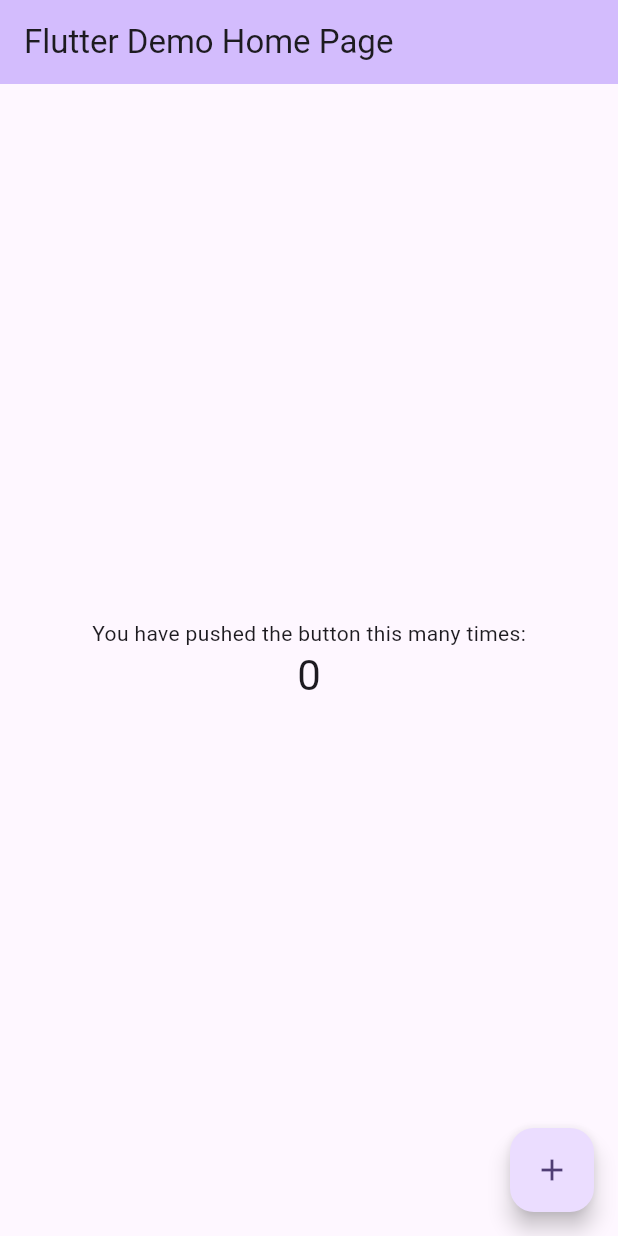
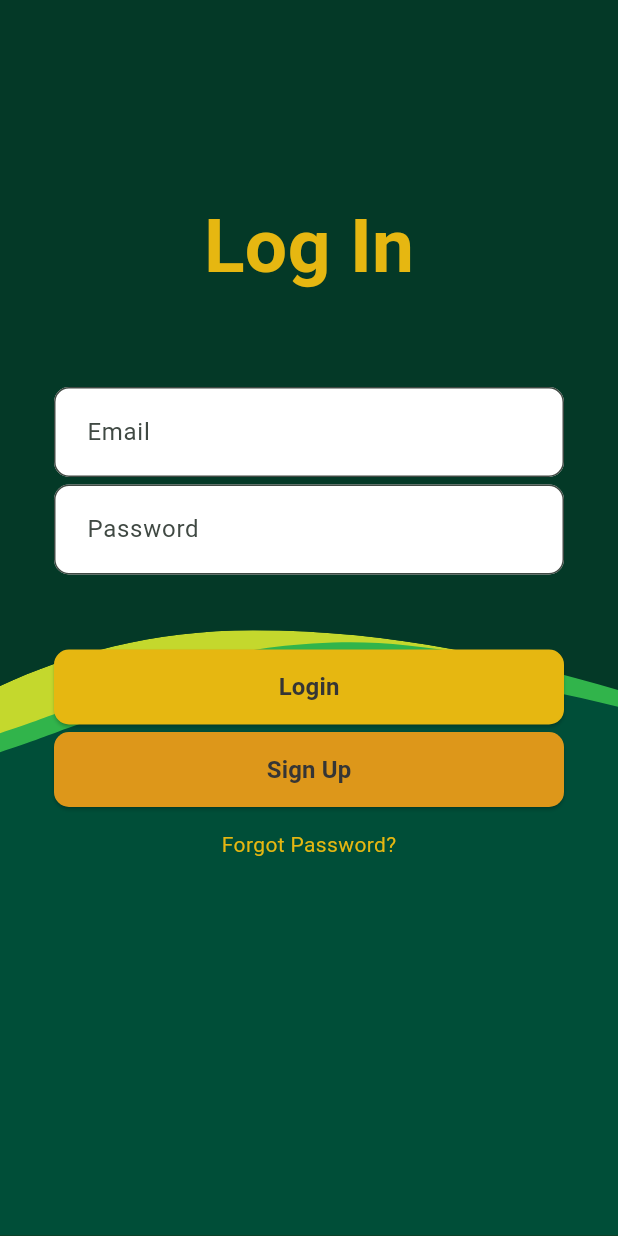
Before and after one commit to Name-ISS-for-the-lowest/mainproject, a Flutter app: the screen it shows after launch, on a phone screen of 412 x 824 dp. Run offline on Flutter 3.47's test engine with Material 2 defaults, Android fonts, the phone set to English and light mode, and no system bars; our stand-ins replace flutter_svg.

Commit message:
login page

```diff
--- /dev/null
+++ b/frontend/lib/home.dart
@@ -0,0 +1,193 @@
+import 'package:flutter/material.dart';
+import 'package:flutter_svg/flutter_svg.dart';
+
+class Home extends StatefulWidget {
+  final String title;
+
+  const Home({super.key, required this.title});
+
+  @override
+  State<Home> createState() => _HomeState();
+}
+
+class _HomeState extends State<Home> {
+  @override
+  Widget build(BuildContext context) {
+    return Scaffold(
+        resizeToAvoidBottomInset: false,
+        body: Stack(
+          children: [
+            Positioned.fill(
+              child: Align(
+                alignment: Alignment.bottomCenter,
+                child: Container(
+                    height: MediaQuery.of(context).size.height * 0.6,
+                    child: SvgPicture.asset(
+                      'assets/BackGround.svg',
+                      fit: BoxFit.fitHeight,
+                    )),
+              ),
+            ),
+            LogIn(),
+          ],
+        ));
+  }
+}
+
+class LogIn extends StatefulWidget {
+  const LogIn({super.key});
+
+  @override
+  State<LogIn> createState() => _LogInState();
+}
+
+class _LogInState extends State<LogIn> {
+  @override
+  Widget build(BuildContext context) {
+    return Column(
+      children: [
+        //spacer for top
+        SizedBox(
+          height: 120,
+        ),
+        //Log in title
+        Padding(
+          padding: const EdgeInsets.all(8.0),
+          child: Center(
+            child: Text("Log In",
+                style: TextStyle(
+                    fontSize: 50,
+                    fontWeight: FontWeight.w700,
+                    color: Color.fromRGBO(230, 183, 17, 1))),
+          ),
+        ),
+        //Input fields
+        Column(
+          children: [
+            SizedBox(
+              height: 50,
+            ),
+            Column(
+              children: [
+                Column(
+                  children: [
+                    Container(
+                      width: 340,
+                      child: TextField(
+                        decoration: InputDecoration(
+                          border: OutlineInputBorder(
+                              borderRadius: BorderRadius.circular(10.0)),
+                          labelText: 'Email',
+                          contentPadding: EdgeInsets.all(18),
+                          fillColor: Colors.white,
+                          filled: true,
+                          floatingLabelBehavior: FloatingLabelBehavior.never,
+                        ),
+                      ),
+                    )
+                  ],
+                ),
+                SizedBox(
+                  height: 5,
+                ),
+                Column(
+                  children: [
+                    Container(
+                      width: 340,
+                      child: TextField(
+                        decoration: InputDecoration(
+                          border: OutlineInputBorder(
+                              borderRadius: BorderRadius.circular(10.0)),
+                          labelText: 'Password',
+                          contentPadding: EdgeInsets.all(18),
+                          fillColor: Colors.white,
+                          filled: true,
+                          floatingLabelBehavior: FloatingLabelBehavior.never,
+                        ),
+                      ),
+                    )
+                  ],
+                )
+              ],
+            )
+          ],
+        ),
+        Column(
+          children: [
+            Column(
+              children: [
+                SizedBox(
+                  height: 50,
+                ),
+                Column(
+                  children: [
+                    Center(
+                      child: Container(
+                        width: 340,
+                        height: 50,
+                        child: ElevatedButton(
+                          style: ElevatedButton.styleFrom(
+                            backgroundColor: Color.fromRGBO(230, 183, 17, 1),
+                            shape: RoundedRectangleBorder(
+                                borderRadius: BorderRadius.circular(10.0)),
+                          ),
+                          onPressed: () => {},
+                          child: Text(
+                            "Login",
+                            style: TextStyle(
+                              fontSize: 16,
+                              fontWeight: FontWeight.w700,
+                              color: Color.fromARGB(255, 53, 53, 53),
+                            ),
+                          ),
+                        ),
+                      ),
+                    )
+                  ],
+                ),
+                SizedBox(
+                  height: 5,
+                ),
+                Column(
+                  children: [
+                    Center(
+                      child: Container(
+                        width: 340,
+                        height: 50,
+                        child: ElevatedButton(
+                          style: ElevatedButton.styleFrom(
+                            backgroundColor: Color.fromRGBO(221, 151, 26, 1),
+                            shape: RoundedRectangleBorder(
+                                borderRadius: BorderRadius.circular(10.0)),
+                          ),
+                          onPressed: () => {},
+                          child: Text(
+                            "Sign Up",
+                            style: TextStyle(
+                              fontSize: 16,
+                              fontWeight: FontWeight.w700,
+                              color: Color.fromARGB(255, 53, 53, 53),
+                            ),
+                          ),
+                        ),
+                      ),
+                    )
+                  ],
+                )
+              ],
+            ),
+            SizedBox(
+              height: 15,
+            ),
+            Text("Forgot Password?",
+                style: TextStyle(
+                  fontSize: 14,
+                  fontWeight: FontWeight.w400,
+                  color: Color.fromRGBO(230, 183, 17, 1),
+                ))
+          ],
+        )
+      ],
+    );
+  }
+}
--- a/frontend/lib/main.dart
+++ b/frontend/lib/main.dart
@@ -1,4 +1,5 @@
 import 'package:flutter/material.dart';
+import 'package:frontend/home.dart';
 
 void main() {
   runApp(const MyApp());
@@ -13,113 +14,12 @@ class MyApp extends StatelessWidget {
     return MaterialApp(
       title: 'Flutter Demo',
       theme: ThemeData(
-        // This is the theme of your application.
-        //
-        // TRY THIS: Try running your application with "flutter run". You'll see
-        // the application has a blue toolbar. Then, without quitting the app,
-        // try changing the seedColor in the colorScheme below to Colors.green
-        // and then invoke "hot reload" (save your changes or press the "hot
-        // reload" button in a Flutter-supported IDE, or press "r" if you used
-        // the command line to start the app).
-        //
-        // Notice that the counter didn't reset back to zero; the application
-        // state is not lost during the reload. To reset the state, use hot
-        // restart instead.
-        //
-        // This works for code too, not just values: Most code changes can be
-        // tested with just a hot reload.
-        colorScheme: ColorScheme.fromSeed(seedColor: Colors.deepPurple),
+        colorScheme:
+            ColorScheme.fromSeed(seedColor: const Color.fromRGBO(4, 57, 39, 1)),
         useMaterial3: true,
+        scaffoldBackgroundColor: const Color.fromRGBO(4, 57, 39, 1),
       ),
-      home: const MyHomePage(title: 'Flutter Demo Home Page'),
+      home: const Home(title: 'Flutter Demo Home Page'),
     );
   }
 }
-
-class MyHomePage extends StatefulWidget {
-  const MyHomePage({super.key, required this.title});
-
-  // This widget is the home page of your application. It is stateful, meaning
-  // that it has a State object (defined below) that contains fields that affect
-  // how it looks.
-
-  // This class is the configuration for the state. It holds the values (in this
-  // case the title) provided by the parent (in this case the App widget) and
-  // used by the build method of the State. Fields in a Widget subclass are
-  // always marked "final".
-
-  final String title;
-
-  @override
-  State<MyHomePage> createState() => _MyHomePageState();
-}
-
-class _MyHomePageState extends State<MyHomePage> {
-  int _counter = 0;
-
-  void _incrementCounter() {
-    setState(() {
-      // This call to setState tells the Flutter framework that something has
-      // changed in this State, which causes it to rerun the build method below
-      // so that the display can reflect the updated values. If we changed
-      // _counter without calling setState(), then the build method would not be
-      // called again, and so nothing would appear to happen.
-      _counter++;
-    });
-  }
-
-  @override
-  Widget build(BuildContext context) {
-    // This method is rerun every time setState is called, for instance as done
-    // by the _incrementCounter method above.
-    //
-    // The Flutter framework has been optimized to make rerunning build methods
-    // fast, so that you can just rebuild anything that needs updating rather
-    // than having to individually change instances of widgets.
-    return Scaffold(
-      appBar: AppBar(
-        // TRY THIS: Try changing the color here to a specific color (to
-        // Colors.amber, perhaps?) and trigger a hot reload to see the AppBar
-        // change color while the other colors stay the same.
-        backgroundColor: Theme.of(context).colorScheme.inversePrimary,
-        // Here we take the value from the MyHomePage object that was created by
-        // the App.build method, and use it to set our appbar title.
-        title: Text(widget.title),
-      ),
-      body: Center(
-        // Center is a layout widget. It takes a single child and positions it
-        // in the middle of the parent.
-        child: Column(
-          // Column is also a layout widget. It takes a list of children and
-          // arranges them vertically. By default, it sizes itself to fit its
-          // children horizontally, and tries to be as tall as its parent.
-          //
-          // Column has various properties to control how it sizes itself and
-          // how it positions its children. Here we use mainAxisAlignment to
-          // center the children vertically; the main axis here is the vertical
-          // axis because Columns are vertical (the cross axis would be
-          // horizontal).
-          //
-          // TRY THIS: Invoke "debug painting" (choose the "Toggle Debug Paint"
-          // action in the IDE, or press "p" in the console), to see the
-          // wireframe for each widget.
-          mainAxisAlignment: MainAxisAlignment.center,
-          children: <Widget>[
-            const Text(
-              'You have pushed the button this many times:',
-            ),
-            Text(
-              '$_counter',
-              style: Theme.of(context).textTheme.headlineMedium,
-            ),
-          ],
-        ),
-      ),
-      floatingActionButton: FloatingActionButton(
-        onPressed: _incrementCounter,
-        tooltip: 'Increment',
-        child: const Icon(Icons.add),
-      ), // This trailing comma makes auto-formatting nicer for build methods.
-    );
-  }
-}
```
Also changed, not shown: frontend/pubspec.yaml (+6 -7 lines), frontend/assets/BackGround.svg (added), frontend/pubspec.lock, 2 other files.
